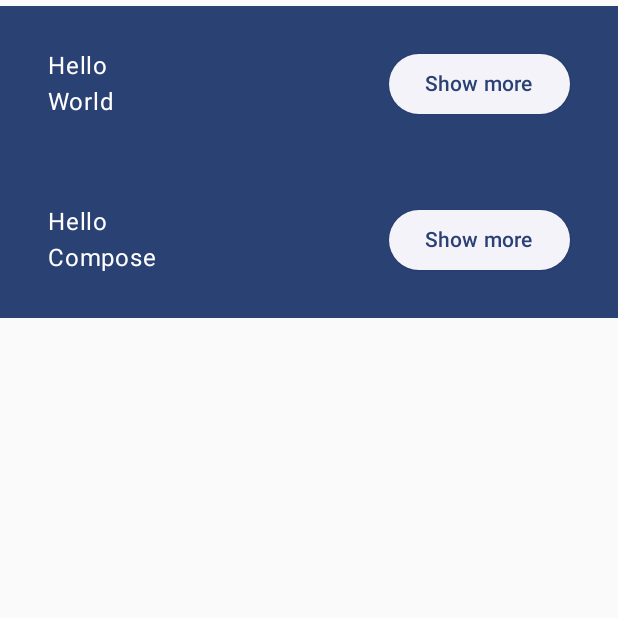
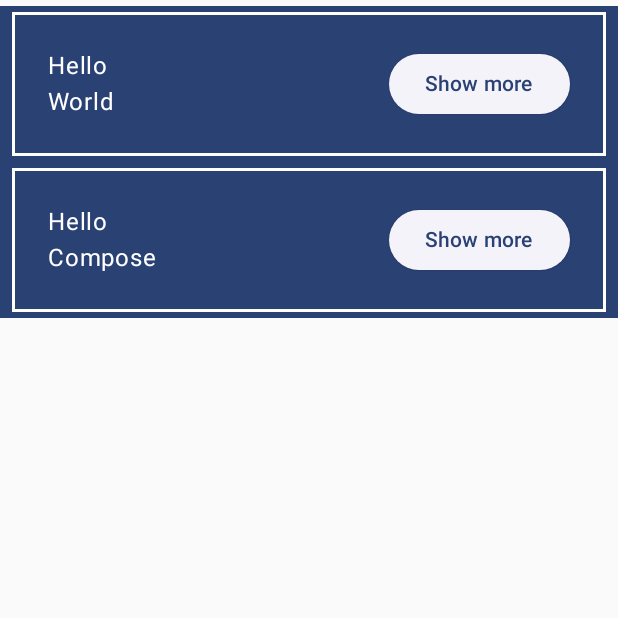
Before and after one commit to tayuta914/Basics_Codelab, an Android app built with Jetpack Compose: the screen it shows after launch (MainActivity), on a phone screen of 412 x 824 dp, the top half of it. Run offline under Robolectric (Android 15) with nearby library versions, the phone set to English and light mode, and no system bars.

Commit message:
ボタンクリック時にトリガー追加

```diff
--- a/app/src/main/java/com/example/basicscodelab/MainActivity.kt
+++ b/app/src/main/java/com/example/basicscodelab/MainActivity.kt
@@ -4,6 +4,7 @@ import android.os.Bundle
 import androidx.activity.ComponentActivity
 import androidx.activity.compose.setContent
 import androidx.activity.enableEdgeToEdge
+import androidx.compose.foundation.border
 import androidx.compose.foundation.layout.Column
 import androidx.compose.foundation.layout.Row
 import androidx.compose.foundation.layout.fillMaxSize
@@ -13,7 +14,10 @@ import androidx.compose.material3.MaterialTheme
 import androidx.compose.material3.Surface
 import androidx.compose.material3.Text
 import androidx.compose.runtime.Composable
+import androidx.compose.runtime.mutableStateOf
+import androidx.compose.runtime.remember
 import androidx.compose.ui.Modifier
+import androidx.compose.ui.graphics.Color
 import androidx.compose.ui.tooling.preview.Preview
 import androidx.compose.ui.unit.dp
 import com.example.basicscodelab.ui.theme.BasicsCodelabTheme
@@ -33,7 +37,7 @@ class MainActivity : ComponentActivity() {
 @Composable
 fun MyApp(
     modifier: Modifier = Modifier,
-    names: List<String> = listOf("World", "Compose")
+    names: List<String> = listOf("World", "Compose"),
 ) {
     Column(modifier = modifier.padding(vertical = 4.dp)) {
         for (name in names) {
@@ -44,17 +48,26 @@ fun MyApp(
 
 @Composable
 fun Greeting(name: String, modifier: Modifier = Modifier) {
+    // rememberで再コンポジションの前後で状態を保持するには、remember を使用して可変状態を記憶する
+    var expanded = remember { mutableStateOf(false) }
+    // 各アイテムを個別で展開するように調整
+    var expandPadding = if (expanded.value) 48.dp else 0.dp
     Surface(color = MaterialTheme.colorScheme.primary) {
-        Column(modifier = modifier.padding(vertical = 4.dp, horizontal = 8.dp)) {
+        Column(
+            modifier = modifier.padding(vertical = 4.dp, horizontal = 8.dp)
+                .border(2.dp, Color.White)
+        ) {
             Row(modifier = Modifier.padding(24.dp)) {
-                Column(modifier = Modifier.weight(1f)) {
+                Column(
+                    modifier = Modifier
+                        .weight(1f)
+                        .padding(bottom = expandPadding)
+                ) {
                     Text(text = "Hello ")
                     Text(text = name)
                 }
-                ElevatedButton(
-                    onClick = { /* TODO */ }
-                ) {
-                    Text(text = "Show more")
+                ElevatedButton(onClick = { expanded.value = !expanded.value }) {
+                    Text(if (expanded.value) "Show less" else "Show more")
                 }
             }
         }
```
